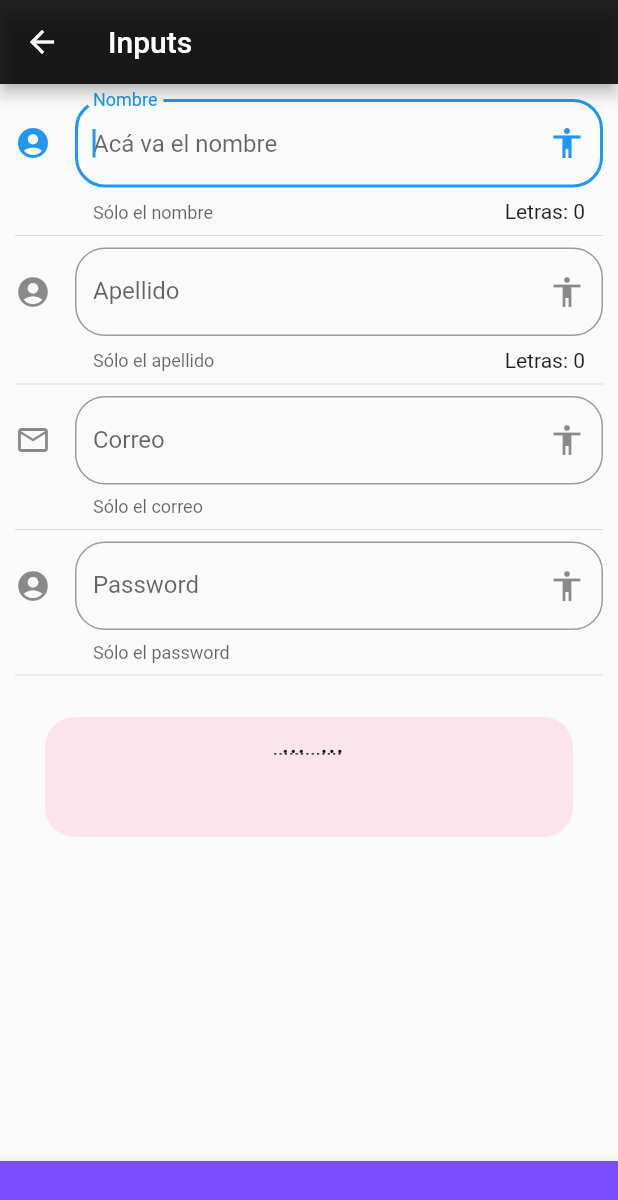
After one commit to juanvarco95/flutter, a Flutter app: the InputPage screen opened by its route, on a phone screen of 412 x 824 dp. The commit adds this screen. Shown: the top 1200 px of the screen. Run offline on Flutter 3.47's test engine with Material 2 defaults, Android fonts, the phone set to English and light mode, and no system bars; network calls fail.

Commit message:
Se agregó labels y unas cuantas cosas más

```diff
--- /dev/null
+++ b/lib/src/pages/input_page.dart
@@ -0,0 +1,138 @@
+import 'package:flutter/material.dart';
+
+class InputPage extends StatefulWidget {
+  @override
+  _InputPageState createState() => _InputPageState();
+}
+
+class _InputPageState extends State<InputPage> {
+  String _nombre = '';
+  String _apellido = '';
+  String _correo = '';
+  String _password = '';
+
+  @override
+  Widget build(BuildContext context) {
+    return Scaffold(
+      appBar: AppBar(title: Text('Inputs'), backgroundColor: Colors.black87),
+      bottomNavigationBar: BottomAppBar(
+        color: Colors.deepPurpleAccent,
+        shape: CircularNotchedRectangle(),
+        child: Container(
+          height: 50,
+        ),
+      ),
+      body: ListView(
+        padding: EdgeInsets.all(10),
+        children: [
+          _nombreInputs(),
+          Divider(),
+          _apellidoInputs(),
+          Divider(),
+          _correoInputs(),
+          Divider(),
+          _passwordInputs(),
+          Divider(),
+          _mostrarTexto(),
+        ],
+      ),
+    );
+  }
+
+  Widget _nombreInputs() {
+    return TextField(
+      autofocus: true,
+      textCapitalization: TextCapitalization.sentences,
+      decoration: InputDecoration(
+          border: OutlineInputBorder(borderRadius: BorderRadius.circular(20)),
+          counter: Text('Letras: ${_nombre.length}'),
+          hintText: 'Acá va el nombre',
+          labelText: 'Nombre',
+          helperText: 'Sólo el nombre',
+          suffixIcon: Icon(Icons.accessibility),
+          icon: Icon(Icons.account_circle)),
+      onChanged: (valor) {
+        setState(() {
+          _nombre = valor;
+        });
+      },
+    );
+  }
+
+  Widget _apellidoInputs() {
+    return TextField(
+      // autofocus: true,
+      textCapitalization: TextCapitalization.sentences,
+      decoration: InputDecoration(
+          border: OutlineInputBorder(borderRadius: BorderRadius.circular(20)),
+          counter: Text('Letras: ${_apellido.length}'),
+          hintText: 'Acá va el apellido',
+          labelText: 'Apellido',
+          helperText: 'Sólo el apellido',
+          suffixIcon: Icon(Icons.accessibility),
+          icon: Icon(Icons.account_circle)),
+      onChanged: (valor) {
+        setState(() {
+          _apellido = valor;
+        });
+      },
+    );
+  }
+
+  Widget _mostrarTexto() {
+    return Container(
+      height: 80,
+      margin: EdgeInsets.all(20),
+      decoration: BoxDecoration(
+          color: Colors.pink[50], borderRadius: BorderRadius.circular(20)),
+      padding: EdgeInsets.symmetric(horizontal: 10, vertical: 5),
+      child: Text(
+        '$_nombre ... $_apellido ... $_correo',
+        style: TextStyle(
+            color: Colors.black,
+            fontSize: 20,
+            decoration: TextDecoration.underline,
+            decorationStyle: TextDecorationStyle.dotted),
+        textAlign: TextAlign.center,
+      ),
+    );
+  }
+
+  Widget _correoInputs() {
+    return TextField(
+      keyboardType: TextInputType.emailAddress,
+      decoration: InputDecoration(
+          border: OutlineInputBorder(borderRadius: BorderRadius.circular(20)),
+          // counter: Text('Letras: ${_correo.length}'),
+          hintText: 'Acá va el correo',
+          labelText: 'Correo',
+          helperText: 'Sólo el correo',
+          suffixIcon: Icon(Icons.accessibility),
+          icon: Icon(Icons.email_outlined)),
+      onChanged: (valor) {
+        setState(() {
+          _correo = valor;
+        });
+      },
+    );
+  }
+
+  Widget _passwordInputs() {
+    return TextField(
+      obscureText: true,
+      decoration: InputDecoration(
+          border: OutlineInputBorder(borderRadius: BorderRadius.circular(20)),
+          // counter: Text('Letras: ${_password.length}'),
+          hintText: 'Acá va el password',
+          labelText: 'Password',
+          helperText: 'Sólo el password',
+          suffixIcon: Icon(Icons.accessibility),
+          icon: Icon(Icons.account_circle)),
+      onChanged: (valor) {
+        setState(() {
+          _password = valor;
+        });
+      },
+    );
+  }
+}
--- a/lib/src/routes/routes.dart
+++ b/lib/src/routes/routes.dart
@@ -2,6 +2,8 @@ import 'package:flutter/material.dart';
 
 import 'package:componentes/src/pages/alert_page.dart';
 import 'package:componentes/src/pages/avatar_page.dart';
+import 'package:componentes/src/pages/input_page.dart';
+import 'package:componentes/src/pages/animated_container.dart';
 import 'package:componentes/src/pages/card_page.dart';
 import 'package:componentes/src/pages/home_page.dart';
 
@@ -11,5 +13,7 @@ Map<String, WidgetBuilder> getApplicationRoutes() {
     'alert': (BuildContext context) => AlertPage(),
     'avatar': (BuildContext context) => AvatarPage(),
     'card': (BuildContext context) => CardPage(),
+    'animatedContainer': (BuildContext context) => AnimatedContainerPage(),
+    'inputs': (BuildContext context) => InputPage(),
   };
 }
--- a/lib/src/utils/icono_string_util.dart
+++ b/lib/src/utils/icono_string_util.dart
@@ -4,6 +4,8 @@ final _icons = <String, IconData>{
   'add_alert': Icons.add_alert,
   'accessibility': Icons.accessibility,
   'folder_open': Icons.folder_open,
+  'donut_large': Icons.donut_large,
+  'input': Icons.input,
 };
 
 Icon getIcon(String nombreIcono) => Icon(
```
Also changed, not shown: data/menu_opts.json (+10 -0 lines), lib/src/pages/animated_container.dart (added, +63 -0 lines), lib/src/pages/avatar_page.dart (+20 -0 lines).
